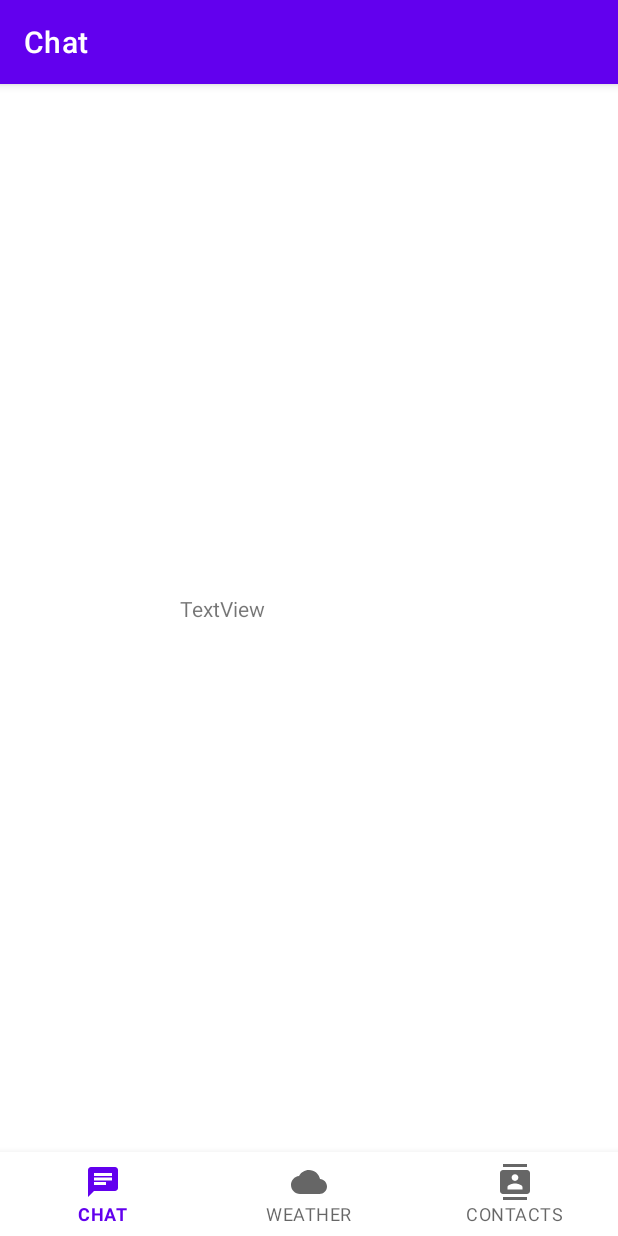
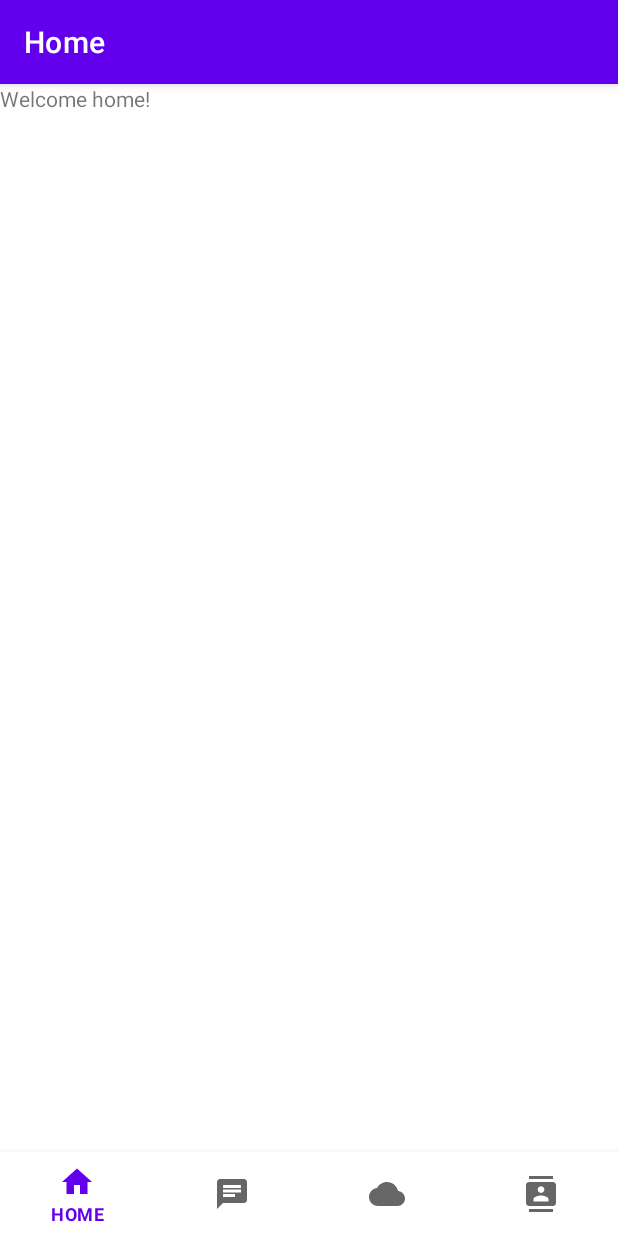
Before and after one commit to nhat499/Pigeon, an Android app: the MainActivity screen opened directly, with no data from a screen before it, on a phone screen of 412 x 824 dp. Run offline under Robolectric (Android 15) with nearby library versions, the phone set to English and light mode, and no system bars; our stand-ins replace navigation-ui.

Commit message:
added home fragment to nav bar

```diff
--- a/app/src/main/java/edu/uw/tcss450/Team4/TCSS450Project/MainActivity.java
+++ b/app/src/main/java/edu/uw/tcss450/Team4/TCSS450Project/MainActivity.java
@@ -20,7 +20,7 @@ public class MainActivity extends AppCompatActivity {
         // Passing each menu ID as a set of Ids because each
         // menu should be considered as top level destinations.
         mAppBarConfiguration = new AppBarConfiguration.Builder(
-                R.id.navigation_chat, R.id.navigation_contacts, R.id.navigation_weather)
+                R.id.navigation_home, R.id.navigation_chat, R.id.navigation_contacts, R.id.navigation_weather)
                 .build();
         NavController navController = Navigation.findNavController(this, R.id.nav_host_fragment);
         NavigationUI.setupActionBarWithNavController(this, navController, mAppBarConfiguration);
--- a/app/src/main/java/edu/uw/tcss450/Team4/TCSS450Project/ui/homeLanding/HomeLanding_Fragment.java
+++ b/app/src/main/java/edu/uw/tcss450/Team4/TCSS450Project/ui/homeLanding/HomeLandingFragment.java
@@ -10,7 +10,7 @@ import android.view.ViewGroup;
 
 import edu.uw.tcss450.Team4.TCSS450Project.R;
 
-public class HomeLanding_Fragment extends Fragment {
+public class HomeLandingFragment extends Fragment {
 
 
     @Override
--- /dev/null
+++ b/app/src/main/res/drawable/ic_home_black_24dp.xml
@@ -0,0 +1,10 @@
+<vector xmlns:android="http://schemas.android.com/apk/res/android"
+    android:width="24dp"
+    android:height="24dp"
+    android:viewportWidth="24"
+    android:viewportHeight="24"
+    android:tint="?attr/colorControlNormal">
+  <path
+      android:fillColor="@android:color/white"
+      android:pathData="M10,20v-6h4v6h5v-8h3L12,3 2,12h3v8z"/>
+</vector>
--- a/app/src/main/res/layout/fragment_chat.xml
+++ b/app/src/main/res/layout/fragment_chat.xml
@@ -2,18 +2,20 @@
 <androidx.constraintlayout.widget.ConstraintLayout xmlns:android="http://schemas.android.com/apk/res/android"
     xmlns:app="http://schemas.android.com/apk/res-auto"
     xmlns:tools="http://schemas.android.com/tools"
-    android:id="@+id/frameLayout"
+    android:id="@+id/layout_root"
     android:layout_width="match_parent"
     android:layout_height="match_parent"
     tools:context=".ui.chat.ChatFragment">
 
+    <!-- TODO: Update blank fragment layout -->
     <TextView
-        android:id="@+id/textView2"
-        android:layout_width="170dp"
-        android:layout_height="96dp"
-        android:layout_marginStart="120dp"
-        android:layout_marginTop="340dp"
-        android:text="TextView"
+        android:id="@+id/textView"
+        android:layout_width="0dp"
+        android:layout_height="0dp"
+        android:text="@string/chat_blank_fragment"
+        app:layout_constraintBottom_toBottomOf="parent"
+        app:layout_constraintEnd_toEndOf="parent"
         app:layout_constraintStart_toStartOf="parent"
         app:layout_constraintTop_toTopOf="parent" />
+
 </androidx.constraintlayout.widget.ConstraintLayout>
--- a/app/src/main/res/layout/fragment_contacts.xml
+++ b/app/src/main/res/layout/fragment_contacts.xml
@@ -9,7 +9,7 @@
 
     <!-- TODO: Update blank fragment layout -->
     <TextView
-        android:id="@+id/textView3"
+        android:id="@+id/textView"
         android:layout_width="0dp"
         android:layout_height="0dp"
         android:text="@string/contacts_blank_fragment"
--- a/app/src/main/res/layout/fragment_home_landing.xml
+++ b/app/src/main/res/layout/fragment_home_landing.xml
@@ -1,14 +1,21 @@
 <?xml version="1.0" encoding="utf-8"?>
-<FrameLayout xmlns:android="http://schemas.android.com/apk/res/android"
+<androidx.constraintlayout.widget.ConstraintLayout xmlns:android="http://schemas.android.com/apk/res/android"
+    xmlns:app="http://schemas.android.com/apk/res-auto"
     xmlns:tools="http://schemas.android.com/tools"
+    android:id="@+id/layout_root"
     android:layout_width="match_parent"
     android:layout_height="match_parent"
-    tools:context=".ui.homeLanding.HomeLanding_Fragment">
+    tools:context=".ui.homeLanding.HomeLandingFragment">
 
     <!-- TODO: Update blank fragment layout -->
     <TextView
-        android:layout_width="match_parent"
-        android:layout_height="match_parent"
-        android:text="Home/Landing" />
+        android:id="@+id/textView"
+        android:layout_width="0dp"
+        android:layout_height="0dp"
+        android:text="@string/home_blank_fragment"
+        app:layout_constraintBottom_toBottomOf="parent"
+        app:layout_constraintEnd_toEndOf="parent"
+        app:layout_constraintStart_toStartOf="parent"
+        app:layout_constraintTop_toTopOf="parent" />
 
-</FrameLayout>
+</androidx.constraintlayout.widget.ConstraintLayout>
--- a/app/src/main/res/menu/bottom_nav_menu.xml
+++ b/app/src/main/res/menu/bottom_nav_menu.xml
@@ -1,5 +1,11 @@
 <?xml version="1.0" encoding="utf-8"?>
 <menu xmlns:android="http://schemas.android.com/apk/res/android">
+
+    <item
+        android:id="@+id/navigation_home"
+        android:icon="@drawable/ic_home_black_24dp"
+        android:title="@string/title_home" />
+
     <item
         android:id="@+id/navigation_chat"
         android:icon="@drawable/ic_chat_black_24dp"
--- a/app/src/main/res/navigation/main_graph.xml
+++ b/app/src/main/res/navigation/main_graph.xml
@@ -3,7 +3,7 @@
     xmlns:app="http://schemas.android.com/apk/res-auto"
     xmlns:tools="http://schemas.android.com/tools"
     android:id="@+id/main_graph"
-    app:startDestination="@id/navigation_chat">
+    app:startDestination="@id/navigation_home">
 
     <fragment
         android:id="@+id/navigation_chat"
@@ -23,4 +23,10 @@
         android:label="Contacts"
         tools:layout="@layout/fragment_contacts" />
 
+    <fragment
+        android:id="@+id/navigation_home"
+        android:name="edu.uw.tcss450.Team4.TCSS450Project.ui.homeLanding.HomeLandingFragment"
+        android:label="Home"
+        tools:layout="@layout/fragment_home_landing" />
+
 </navigation>
--- a/app/src/main/res/values/strings.xml
+++ b/app/src/main/res/values/strings.xml
@@ -2,8 +2,10 @@
     <string name="app_name">TCSS450Project</string>
     <!-- TODO: Remove or change this placeholder text -->
     <string name="hello_blank_fragment">Hello blank fragment</string>
+    <string name="home_blank_fragment">Welcome home!</string>
     <string name="weather_blank_fragment">It\'s raining</string>
     <string name="contacts_blank_fragment">You don\'t have any friends :(</string>
+    <string name="chat_blank_fragment">No friends no chat</string>
     // For Registration Page
     <string name="hint_first">First Name</string>
     <string name="hint_last">Last Name</string>
@@ -12,6 +14,7 @@
     <string name="hint_password_again">Retype Password</string>
     <string name="action_register_short">Register</string>
     <string name="action_signIn">Sign In</string>
+    <string name="title_home">HOME</string>
     <string name="title_weather">WEATHER</string>
     <string name="title_contacts">CONTACTS</string>
     <string name="title_chat">CHAT</string>
```
